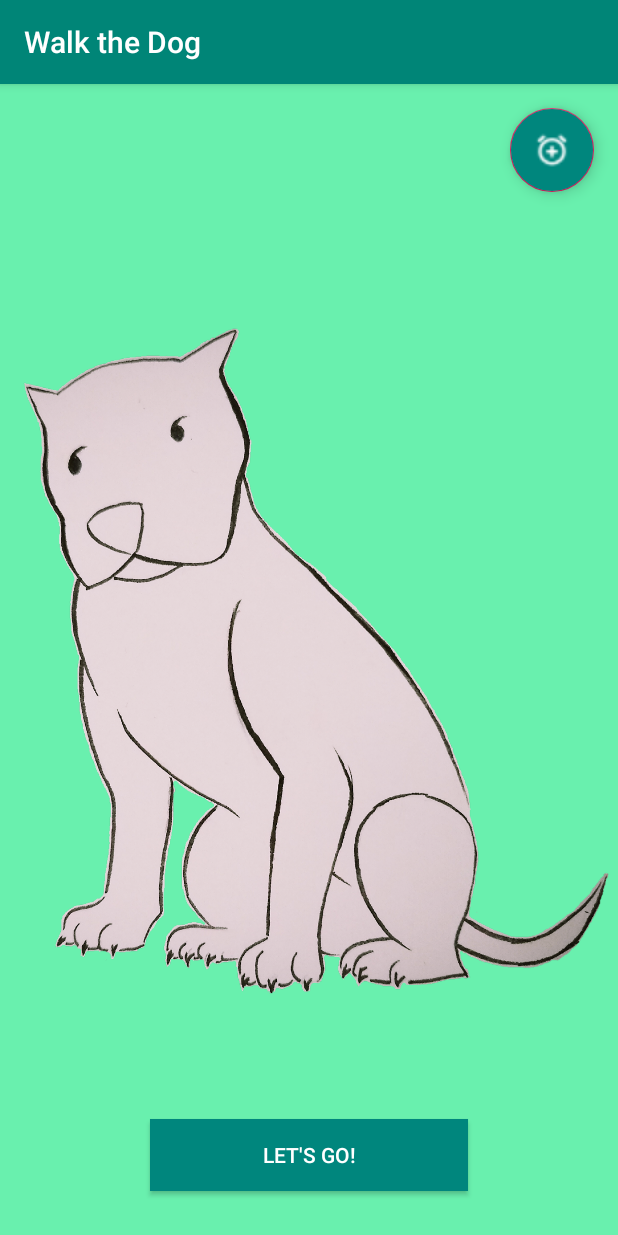
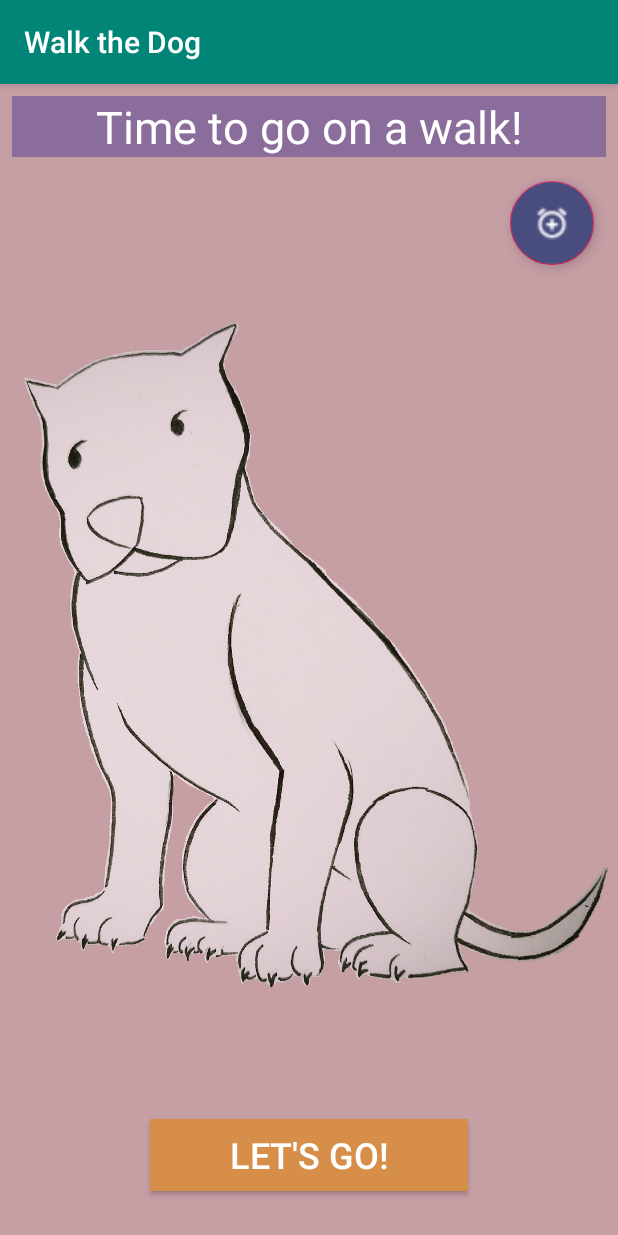
Before and after one commit to ypattan/Walk-the-Dog, an Android app: the screen it shows after launch (MainActivity), on a phone screen of 412 x 824 dp. Run offline under Robolectric (Android 15) with nearby library versions, the phone set to English and light mode, and no system bars.

Commit message:
new colors and text at top

```diff
--- a/app/src/main/res/layout/activity_main.xml
+++ b/app/src/main/res/layout/activity_main.xml
@@ -5,7 +5,7 @@
     android:layout_width="match_parent"
     android:layout_height="match_parent"
     tools:context=".MainActivity"
-    android:background="#69f0ae"
+    android:background="#C69FA5"
     >
     <RelativeLayout
         android:id="@+id/relativeLayout"
@@ -13,23 +13,19 @@
         android:layout_height="match_parent"
         android:orientation="vertical">
 
-        <ImageView
-            android:id="@+id/doggo_image_view"
-            android:layout_width="wrap_content"
-            android:layout_height="wrap_content"
-            android:src="@drawable/doggo" />
-
-        <Button
-            android:id="@+id/Lets_Go_button"
+        <TextView
+            android:id="@+id/walk_time_text"
             android:layout_width="match_parent"
             android:layout_height="wrap_content"
-            android:layout_alignParentBottom="true"
-            android:text="Let's Go!"
+            android:text="Time to go on a walk!"
+            android:textSize="30dp"
             android:textColor="#ffff"
-            android:background="#00867d"
-            android:layout_marginRight="100dp"
-            android:layout_marginLeft="100dp"
-            android:layout_marginBottom="30dp"/>
+            android:background="#8B6D9C"
+            android:textAlignment="center"
+            android:layout_marginTop="8dp"
+            android:layout_marginLeft="8dp"
+            android:layout_marginRight="8dp"
+            />
 
         <android.support.design.widget.FloatingActionButton
             android:id="@+id/fab"
@@ -38,8 +34,30 @@
             android:layout_height="wrap_content"
             android:layout_alignParentRight="true"
             android:layout_margin="16dp"
-            android:backgroundTint="#00867d"
-          />
+            android:backgroundTint="#494D7E"
+            android:layout_below="@id/walk_time_text"/>
+
+        <ImageView
+            android:id="@+id/doggo_image_view"
+            android:src="@drawable/doggo"
+            android:layout_width="wrap_content"
+            android:layout_height="wrap_content"
+            android:layout_marginBottom="8dp" />
+
+        <Button
+            android:id="@+id/Lets_Go_button"
+            android:layout_width="match_parent"
+            android:layout_height="wrap_content"
+            android:textSize="24sp"
+            android:layout_alignParentBottom="true"
+            android:text="Let's Go!"
+            android:textColor="#ffff"
+            android:background="#D68E49"
+            android:layout_marginRight="100dp"
+            android:layout_marginLeft="100dp"
+            android:layout_marginBottom="30dp"/>
+
+
 
     </RelativeLayout>
 
```
